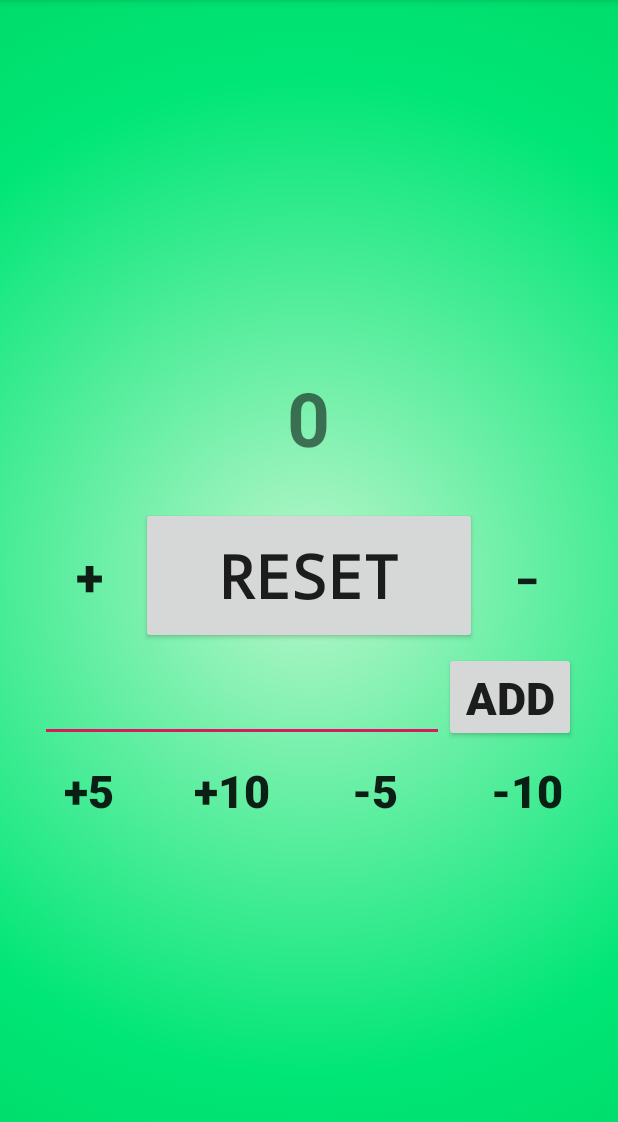
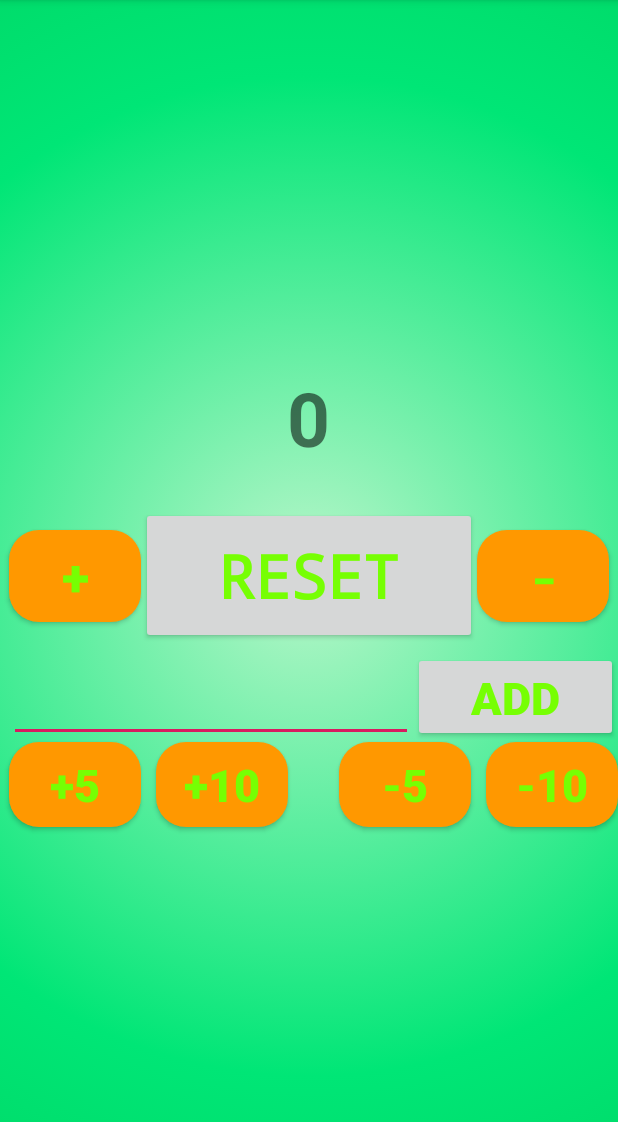
Before and after one commit to kartikeya013/AndroidApp, an Android app: the screen it shows after launch (MainActivity), on a phone screen of 412 x 824 dp, the part 84-1206 px from its top. Run offline under Robolectric (Android 15) with nearby library versions, the phone set to English and light mode, and no system bars; Roboto replaces fonts that are not available here.

Commit message:
final touches remaining :)

```diff
--- a/app/src/main/res/drawable/round.xml
+++ b/app/src/main/res/drawable/round.xml
@@ -1,9 +1,6 @@
 <?xml version="1.0" encoding="utf-8"?>
-<shape xmlns:android="http://schemas.android.com/apk/res/android"
-    android:shape="rectangle">
-    <stroke
-        android:width="0dp"
-        android:color="#424242"   />
-    <corners android:radius="100dp"
-        android:color="#424242"   />
-</shape>
+<selector xmlns:android="http://schemas.android.com/apk/res/android">
+    <item android:state_pressed="true" android:color="#D84315"/>
+    <item android:state_focused="true" android:color="#FFC107"/>
+    <item android:color="#76FF03"/>
+</selector>
--- /dev/null
+++ b/app/src/main/res/drawable/shape.xml
@@ -0,0 +1,21 @@
+<?xml version="1.0" encoding="utf-8"?>
+<selector xmlns:android="http://schemas.android.com/apk/res/android">
+
+    <item android:state_pressed="true">
+        <shape android:shape="rectangle">
+
+            <solid android:color="@color/colorAccent" />
+            <corners android:radius="20dp" />
+
+        </shape>
+
+    </item>
+    <item>
+        <shape android:shape="rectangle">
+            <solid android:color="#FF9800" />
+            <corners android:radius="20dp" />
+        </shape>
+
+    </item>
+
+</selector>
--- a/app/src/main/res/layout/activity_main.xml
+++ b/app/src/main/res/layout/activity_main.xml
@@ -15,6 +15,7 @@
         android:layout_centerInParent="true"
         android:onClick="reset"
         android:text="RESET"
+        android:textColor="@drawable/round"
         android:textAppearance="@style/TextAppearance.AppCompat.Body2"
         android:textSize="40sp"
         android:textStyle="bold"
@@ -24,29 +25,34 @@
     <Button
         android:id="@+id/addone"
         style="@style/Widget.AppCompat.Button"
-        android:layout_width="65dp"
-        android:layout_height="65dp"
+        android:layout_width="wrap_content"
+        android:layout_height="wrap_content"
         android:layout_centerVertical="true"
-        android:layout_marginEnd="2dp"
         android:layout_toStartOf="@+id/reset"
-        android:background="@drawable/round"
         android:onClick="addone"
+        android:background="@drawable/shape"
         android:text="+"
+        android:padding="8dp"
         android:textSize="34sp"
-        android:textStyle="bold" />
+        android:textStyle="bold"
+        android:textColor="@drawable/round"
+        />
 
     <Button
         android:id="@+id/subtractone"
-        android:layout_width="65dp"
-        android:layout_height="65dp"
+        android:layout_width="wrap_content"
+        android:layout_height="wrap_content"
         android:layout_centerVertical="true"
         android:layout_toEndOf="@+id/reset"
-        android:background="@drawable/round"
         android:onClick="subtractone"
         android:text="-"
         android:textSize="34sp"
+        android:padding="8dp"
         android:textStyle="bold"
-        android:typeface="monospace" />
+        android:typeface="monospace"
+        android:background="@drawable/shape"
+        android:textColor="@drawable/round"
+        />
 
     <TextView
         android:id="@+id/textView2"
@@ -78,60 +84,74 @@
         android:layout_alignTop="@+id/input"
         android:layout_alignBottom="@id/input"
         android:layout_toRightOf="@id/input"
+        android:layout_alignParentEnd="true"
         android:onClick="manualadd"
         android:text="ADD"
+        android:textColor="@drawable/round"
         android:textAppearance="@style/TextAppearance.AppCompat.Body2"
         android:textSize="30sp"
         android:textStyle="bold" />
 
     <Button
         android:id="@+id/button20"
-        android:layout_width="65dp"
-        android:layout_height="65dp"
+        android:layout_width="wrap_content"
+        android:layout_height="wrap_content"
         android:layout_below="@id/button19"
         android:layout_alignStart="@+id/addone"
-        android:background="@drawable/round"
         android:onClick="addfive"
         android:text="+5"
         android:textSize="30sp"
-        android:textStyle="bold" />
+        android:background="@drawable/shape"
+
+        android:textStyle="bold"
+        android:padding="8dp"
+        android:textColor="@drawable/round"
+        />
 
     <Button
         android:id="@+id/button21"
-        android:layout_width="65dp"
-        android:layout_height="65dp"
-        android:layout_marginLeft="30dp"
-        android:layout_marginRight="30dp"
+        android:layout_width="wrap_content"
+        android:layout_height="wrap_content"
         android:layout_below="@id/button19"
-        android:background="@drawable/round"
         android:layout_toRightOf="@id/button20"
+        android:layout_marginLeft="10dp"
         android:onClick="addten"
         android:text="+10"
+        android:textColor="@drawable/round"
+        android:padding="8dp"
+        android:background="@drawable/shape"
+
         android:textSize="30sp"
         android:textStyle="bold" />
 
     <Button
         android:id="@+id/button22"
-        android:layout_width="65dp"
-        android:layout_height="65dp"
+        android:layout_width="wrap_content"
+        android:layout_height="wrap_content"
         android:layout_below="@id/button19"
-        android:layout_toRightOf="@id/button21"
-        android:background="@drawable/round"
+        android:layout_toLeftOf="@id/button23"
+        android:layout_marginRight="10dp"
+        android:textColor="@drawable/round"
         android:onClick="subtractfive"
-        android:layout_marginRight="30dp"
         android:text="-5"
+        android:padding="8dp"
+        android:background="@drawable/shape"
+
         android:textSize="30sp"
         android:textStyle="bold" />
 
     <Button
         android:id="@+id/button23"
-        android:layout_width="65dp"
-        android:layout_height="65dp"
+        android:layout_width="wrap_content"
+        android:layout_height="wrap_content"
         android:layout_below="@id/button19"
         android:layout_alignRight="@id/button19"
-        android:background="@drawable/round"
+        android:textColor="@drawable/round"
+        android:padding="8dp"
         android:onClick="subtractten"
         android:text="-10"
+        android:background="@drawable/shape"
+
         android:textSize="30sp"
         android:textStyle="bold" />
 
```
Also changed, not shown: app/src/main/java/com/example/kartikeyagupta/spankme/MainActivity.java (line endings or trailing spaces).
